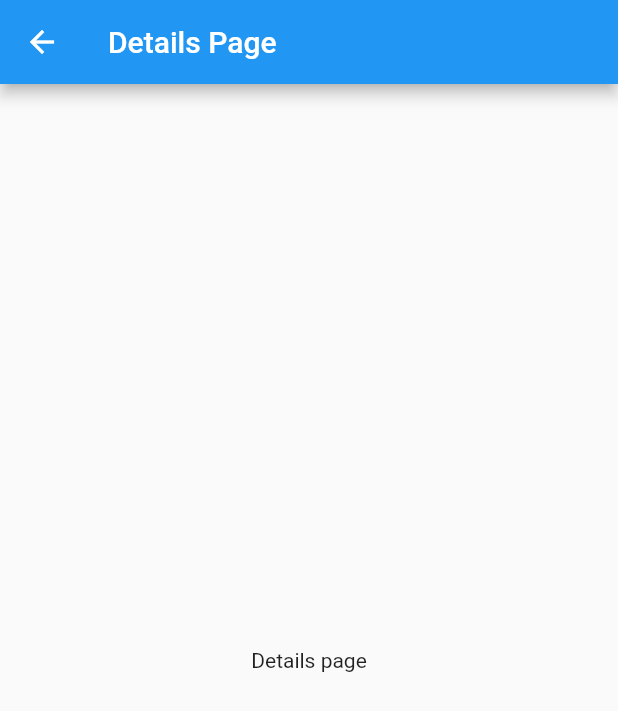
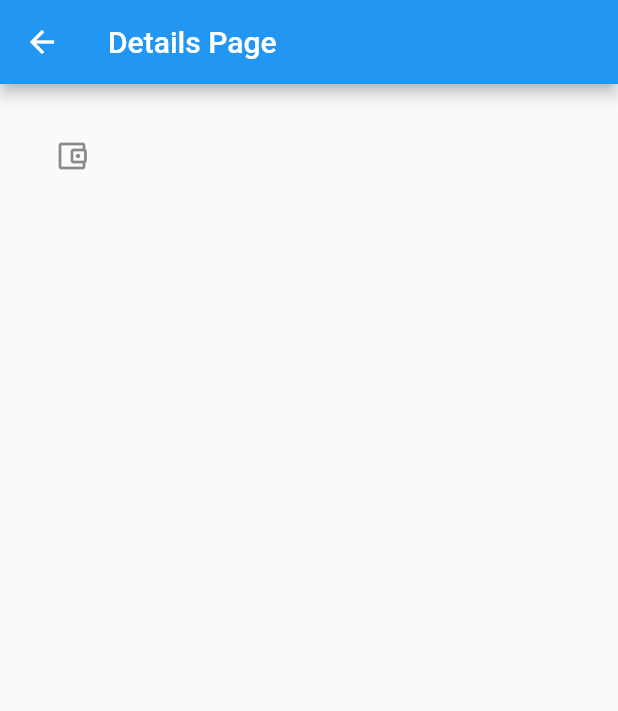
Before and after one commit to MugssyBoy/flutter_components_basics_v2, a Flutter app: the screen it shows after launch, after a tap on "SUBMIT FORM", on a phone screen of 412 x 824 dp. Shown: the top 711 px of the screen. Run offline on Flutter 3.47's test engine with Material 2 defaults, Android fonts, the phone set to English and light mode, and no system bars.

Commit message:
created check box

```diff
--- a/lib/details.dart
+++ b/lib/details.dart
@@ -1,7 +1,9 @@
 import 'package:flutter/material.dart';
 
 class DetailPage extends StatelessWidget {
-  const DetailPage({super.key});
+  const DetailPage({Key? key, required this.productName}) : super(key: key);
+
+  final String productName;
 
   @override
   Widget build(BuildContext context) {
@@ -15,8 +17,18 @@ class DetailPage extends StatelessWidget {
           },
         ),
       ),
-      body: const Center(
-        child: Text("Details page"),
+      body: Container(
+        padding: const EdgeInsets.all(20.0),
+        child: ListView(
+          children: [
+            ListTile(
+              leading: const Icon(Icons.account_balance_wallet_outlined),
+              title: Text(
+                productName.toString(),
+              ),
+            ),
+          ],
+        ),
       ),
     );
   }
--- a/lib/favorite.dart
+++ b/lib/favorite.dart
@@ -1,5 +1,4 @@
 import 'package:flutter/material.dart';
-import 'package:flutter_components_basics_v2/form.dart';
 
 void main() => runApp(const MyApp());
 
@@ -39,7 +38,6 @@ class _MyAppStateState extends State<MyAppState> {
           trailing: IconButton(
             onPressed: () {
               setState(() => liked = !liked);
-              print(liked);
             },
             icon: liked
                 ? (const Icon(Icons.favorite))
--- a/lib/form.dart
+++ b/lib/form.dart
@@ -1,5 +1,5 @@
 import 'package:flutter/material.dart';
-import 'package:flutter_components_basics_v2/details.dart';
+import './details.dart';
 
 class MyForm extends StatefulWidget {
   const MyForm({super.key});
@@ -9,21 +9,134 @@ class MyForm extends StatefulWidget {
 }
 
 class _MyFormState extends State<MyForm> {
+  // String? _productName;
+  final _productController = TextEditingController();
+  final _productDescriptionController = TextEditingController();
+  bool? _checkBox, _listTileCheckBox = false;
+
+  @override
+  void dispose() {
+    _productController.dispose();
+    _productDescriptionController.dispose();
+    super.dispose();
+  }
+
+  // @override
+  // void initState() {
+  //   super.initState();
+
+  //   _productController.addListener(_updateText);
+  // }
+
+  // void _updateText() {
+  //   setState(() {
+  //     _productName = _productController.text;
+  //   });
+  // }
+
   @override
   Widget build(BuildContext context) {
     return Scaffold(
       appBar: AppBar(
-        title: const Text("My App"),
+        title: const Text("Online Store"),
         centerTitle: true,
       ),
-      body: Center(
-        child: OutlinedButton(
-          // style: OutlinedButton.styleFrom(minimumSize: const Size(200, 500)),
+      body: Container(
+        padding: const EdgeInsets.all(20.0),
+        child: ListView(
+          children: [
+            const Text(
+              "Product",
+              style: TextStyle(
+                fontSize: 30.0,
+                fontWeight: FontWeight.bold,
+              ),
+            ),
+            const Text(
+              "Add product details in the form below",
+              style: TextStyle(
+                fontSize: 15.0,
+              ),
+            ),
+            const SizedBox(
+              height: 30.0,
+            ),
+            // const TextField(
+            //   decoration: InputDecoration(
+            //     hintText: "Product Name",
+            //     icon: Icon(Icons.verified_user_outlined),
+            //     // prefixIcon: Icon(Icons.add_alarm_sharp),
+            //   ),
+            // ),
+            TextFormField(
+              // onChanged: (value) {
+              //   _updateText(value);
+              // },
+              controller: _productController,
+              decoration: const InputDecoration(
+                  labelText: "Product Name",
+                  prefixIcon: Icon(Icons.business_center_outlined),
+                  // icon: Icon(Icons.verified_user_outlined),
+                  border: OutlineInputBorder()),
+            ),
+            const SizedBox(
+              height: 15.0,
+            ),
+            TextFormField(
+              // onChanged: (value) {
+              //   _updateText(value);
+              // },
+              controller: _productDescriptionController,
+              decoration: const InputDecoration(
+                  labelText: "Product Description",
+                  prefixIcon: Icon(Icons.shopping_bag_outlined),
+                  // icon: Icon(Icons.verified_user_outlined),
+                  border: OutlineInputBorder()),
+            ),
+
+            // two types of checkbox
+
+            // 1 check box
+            Checkbox(
+              checkColor: Colors.white,
+              activeColor: Colors.deepPurple,
+              tristate: true,
+              value: _checkBox,
+              onChanged: (val) {
+                setState(() {
+                  _checkBox = val;
+                });
+              },
+            ),
+            // 2 check box list tile
+            CheckboxListTile(
+              title: const Text("Top Product"),
+              tristate: true,
+              value: _listTileCheckBox,
+              onChanged: (val) {
+                setState(() {
+                  _listTileCheckBox = val;
+                });
+              },
+              controlAffinity:
+                  ListTileControlAffinity.leading, // switch to start check box
+            ),
+            const SizedBox(
+              height: 15.0,
+            ),
+            ElevatedButton(
+              style: OutlinedButton.styleFrom(
+                minimumSize: const Size(200.0, 50),
+              ),
               onPressed: () {
                 Navigator.push(
                   context,
                   MaterialPageRoute(
-                builder: (context) => const DetailPage(),
+                    builder: (context) {
+                      return DetailPage(
+                        productName: _productController.text.toString(),
+                      );
+                    },
                   ),
                 );
               },
@@ -31,6 +144,14 @@ class _MyFormState extends State<MyForm> {
                 "Submit Form".toUpperCase(),
                 style: const TextStyle(fontWeight: FontWeight.bold),
               ),
+            )
+            // TextFormField(
+            //   decoration: const InputDecoration(
+            //       labelText: "Product Name",
+            //       icon: Icon(Icons.verified_user_outlined),
+            //       border: OutlineInputBorder()),
+            // ),
+          ],
         ),
       ),
     );
```
Lines whose indentation alone changed are shown as unchanged.
